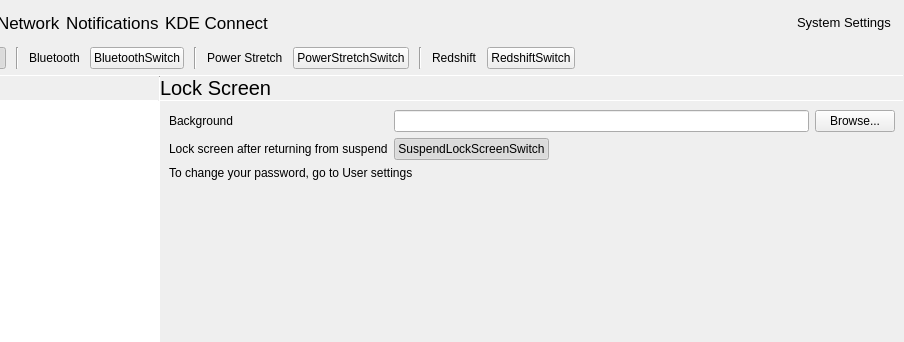
vicr123/theshell, file shell/infopanedropdown.ui: the form before one commit; both pictures show x 297 to 1201 and y 0 to 342 of the 1201 by 835 pixel window.
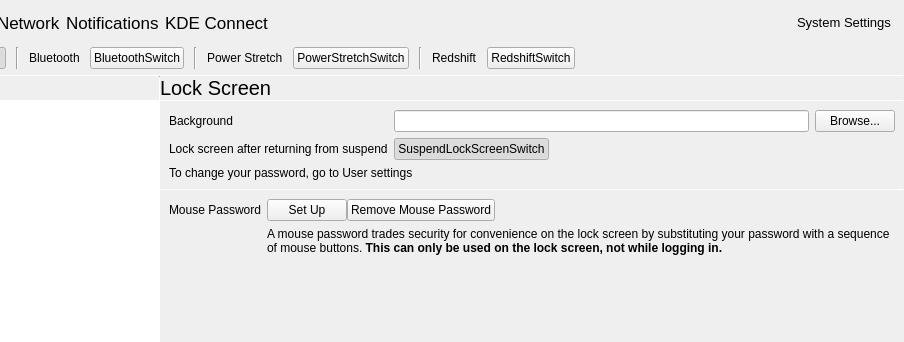
The form after the commit. The open tabs and pages were chosen to show the change. Icons and pictures are not drawn. Custom widgets are drawn as their Qt base class.

Commit message: Allow setting mouse password

The edit to the form file:
```diff
--- a/shell/infopanedropdown.ui
+++ b/shell/infopanedropdown.ui
@@ -4924,6 +4924,28 @@
                <number>0</number>
               </property>
               <item>
+               <widget class="QStackedWidget" name="lockScreenStack">
+                <property name="currentIndex">
+                 <number>0</number>
+                </property>
+                <widget class="QWidget" name="page_8">
+                 <layout class="QVBoxLayout" name="verticalLayout_57">
+                  <property name="spacing">
+                   <number>0</number>
+                  </property>
+                  <property name="leftMargin">
+                   <number>0</number>
+                  </property>
+                  <property name="topMargin">
+                   <number>0</number>
+                  </property>
+                  <property name="rightMargin">
+                   <number>0</number>
+                  </property>
+                  <property name="bottomMargin">
+                   <number>0</number>
+                  </property>
+                  <item>
                <widget class="QLabel" name="displayLabel_7">
                 <property name="font">
                  <font>
@@ -4939,7 +4961,7 @@
                </widget>
               </item>
               <item>
-               <widget class="Line" name="line_34">
+                   <widget class="Line" name="line_51">
                 <property name="maximumSize">
                  <size>
                   <width>16777215</width>
@@ -5031,6 +5053,95 @@
                 </item>
                </layout>
               </item>
+                  <item>
+                   <widget class="Line" name="line_34">
+                    <property name="maximumSize">
+                     <size>
+                      <width>16777215</width>
+                      <height>1</height>
+                     </size>
+                    </property>
+                    <property name="orientation">
+                     <enum>Qt::Horizontal</enum>
+                    </property>
+                   </widget>
+                  </item>
+                  <item>
+                   <layout class="QGridLayout" name="gridLayout_21">
+                    <property name="leftMargin">
+                     <number>9</number>
+                    </property>
+                    <property name="topMargin">
+                     <number>9</number>
+                    </property>
+                    <property name="rightMargin">
+                     <number>9</number>
+                    </property>
+                    <property name="bottomMargin">
+                     <number>9</number>
+                    </property>
+                    <property name="spacing">
+                     <number>6</number>
+                    </property>
+                    <item row="0" column="1">
+                     <layout class="QHBoxLayout" name="horizontalLayout_24">
+                      <property name="spacing">
+                       <number>0</number>
+                      </property>
+                      <item>
+                       <widget class="QPushButton" name="setupMousePassword">
+                        <property name="text">
+                         <string>Set Up</string>
+                        </property>
+                        <property name="icon">
+                         <iconset theme="configure"/>
+                        </property>
+                       </widget>
+                      </item>
+                      <item>
+                       <widget class="QPushButton" name="removeMousePassword">
+                        <property name="text">
+                         <string>Remove Mouse Password</string>
+                        </property>
+                        <property name="icon">
+                         <iconset theme="delete"/>
+                        </property>
+                       </widget>
+                      </item>
+                      <item>
+                       <spacer name="horizontalSpacer_40">
+                        <property name="orientation">
+                         <enum>Qt::Horizontal</enum>
+                        </property>
+                        <property name="sizeHint" stdset="0">
+                         <size>
+                          <width>40</width>
+                          <height>20</height>
+                         </size>
+                        </property>
+                       </spacer>
+                      </item>
+                     </layout>
+                    </item>
+                    <item row="0" column="0">
+                     <widget class="QLabel" name="label_108">
+                      <property name="text">
+                       <string>Mouse Password</string>
+                      </property>
+                     </widget>
+                    </item>
+                    <item row="1" column="1">
+                     <widget class="QLabel" name="label_109">
+                      <property name="text">
+                       <string>A mouse password trades security for convenience on the lock screen by substituting your password with a sequence of mouse buttons. &lt;b&gt;This can only be used on the lock screen, not while logging in.&lt;/b&gt;</string>
+                      </property>
+                      <property name="wordWrap">
+                       <bool>true</bool>
+                      </property>
+                     </widget>
+                    </item>
+                   </layout>
+                  </item>
               <item>
                <spacer name="verticalSpacer_15">
                 <property name="orientation">
@@ -5046,6 +5157,11 @@
               </item>
              </layout>
             </widget>
+                <widget class="MousePassword" name="MousePasswordSetup"/>
+               </widget>
+              </item>
+             </layout>
+            </widget>
             <widget class="QWidget" name="UserSettings">
              <layout class="QVBoxLayout" name="verticalLayout_25">
               <property name="leftMargin">
@@ -6781,6 +6897,15 @@
    <header>kdeconnect/kdeconnectwidget.h</header>
    <container>1</container>
   </customwidget>
+  <customwidget>
+   <class>MousePassword</class>
+   <extends>QWidget</extends>
+   <header>locktypes/mousepassword.h</header>
+   <container>1</container>
+   <slots>
+    <signal>exit()</signal>
+   </slots>
+  </customwidget>
  </customwidgets>
  <resources>
   <include location="resources.qrc"/>
```
Left out of the diff: 14 changed lines with no effect on the pictures. Lines whose indentation alone changed are shown as unchanged. The commit also changes 7 other files.
